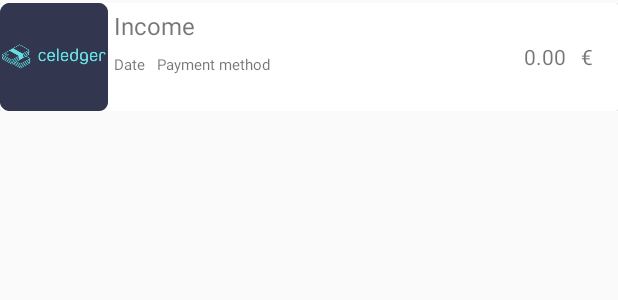
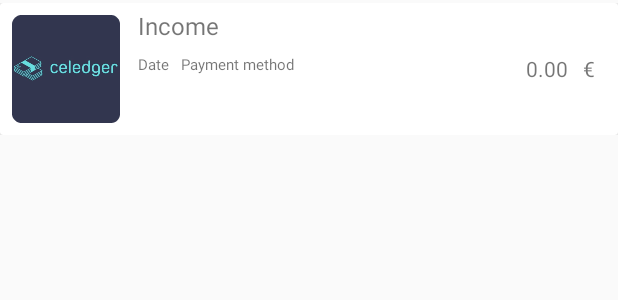
Before and after one commit to DBSE-teaching/isee2019-TeamMachine, an Android app: the layout income_list_layout.xml on its own in the app's theme, with its tools: preview values and no code run, on a phone screen of 412 x 824 dp. Shown: the top 300 px of the screen. Run offline under Robolectric (Android 15) with nearby library versions, the phone set to English and light mode, and no system bars.

Commit message:
Category icons

```diff
--- a/app/src/main/java/com/example/celedger1/IncmeAdaptor.java
+++ b/app/src/main/java/com/example/celedger1/IncmeAdaptor.java
@@ -50,6 +50,9 @@ public class IncmeAdaptor extends RecyclerView.Adapter<IncmeAdaptor.IncmeViewHol
         ic_pm = icCursor.getString(icCursor.getColumnIndex(CeledgerContract.IncomeEntry.COL_3));
         ic_dte = icCursor.getString(icCursor.getColumnIndex(CeledgerContract.IncomeEntry.COL_2));
 
+        if(ic_cat.equals("Payment")){
+            incmeViewHolder.imgicon.setImageResource(R.drawable.payment); }
+
         incmeViewHolder.Incmetitle.setText(ic_cat);
         incmeViewHolder.ic_amt.setText(String.valueOf(ic_amt));
         incmeViewHolder.ic_pm.setText(ic_pm);
--- a/app/src/main/res/layout/activity_main.xml
+++ b/app/src/main/res/layout/activity_main.xml
@@ -84,7 +84,7 @@
         android:layout_height="wrap_content"
         android:layout_below="@+id/linearLayoutIncme"
         android:id="@+id/Incmelist"
-        android:padding="2dp"
+        android:padding="4dp"
         ></android.support.v7.widget.RecyclerView>
 
     //EXPENDITURE HEADING
--- a/app/src/main/res/layout/income_list_layout.xml
+++ b/app/src/main/res/layout/income_list_layout.xml
@@ -20,7 +20,8 @@
    <ImageView
        android:layout_width="wrap_content"
        android:layout_height="wrap_content"
-       android:src="@mipmap/ic_launcher"
+       android:padding="8dp"
+       android:src="@mipmap/ic_launcher_round"
        android:id="@+id/imgicon"
        android:layout_gravity="center_vertical"
        />
--- a/app/src/main/res/layout/xpense_list_layout.xml
+++ b/app/src/main/res/layout/xpense_list_layout.xml
@@ -20,6 +20,7 @@
    <ImageView
        android:layout_width="wrap_content"
        android:layout_height="wrap_content"
+       android:padding="8dp"
        android:src="@mipmap/ic_launcher"
        android:id="@+id/imgicon"
        android:layout_gravity="center_vertical"
```
Also changed, not shown: app/src/main/java/com/example/celedger1/XpnseAdaptor.java (+12 -0 lines).
